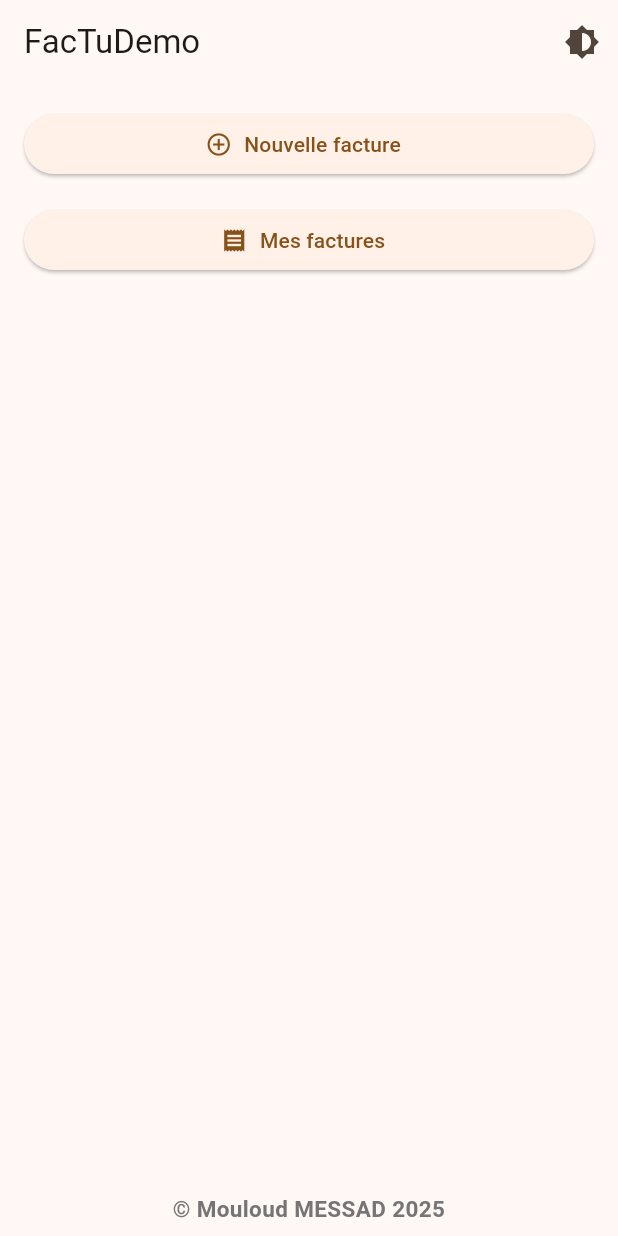
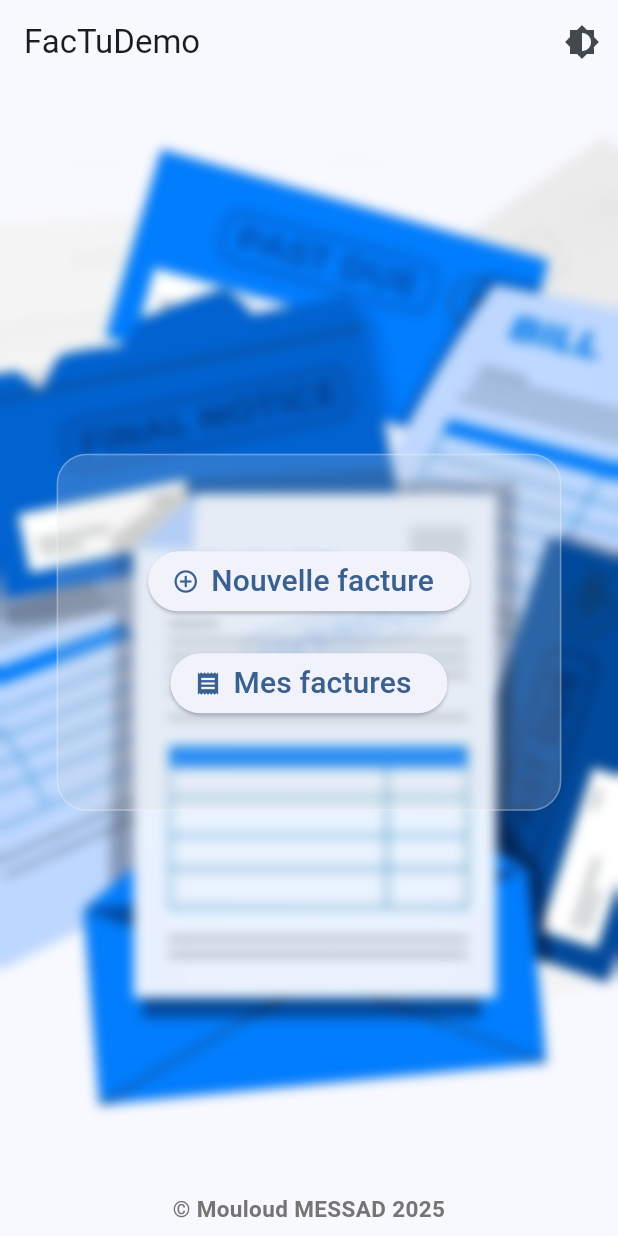
Before and after one commit to Mouloud-Msd/Gestionnaire-de-facture----Flutter, a Flutter app: the screen it shows after launch, on a phone screen of 412 x 824 dp. Run offline on Flutter 3.47's test engine with Material 3 defaults, Android fonts, the phone set to English and light mode, and no system bars; our stand-ins replace pdf, printing, sqflite; accounts and stored records are empty.

Commit message:
feature/amelioration de l'interface utilisateur

```diff
--- a/lib/main.dart
+++ b/lib/main.dart
@@ -1,3 +1,5 @@
+import 'dart:ui';
+
 import 'package:flutter/material.dart';
 import 'package:reewayyfacture/Utils/Utils.dart';
 import 'package:reewayyfacture/features/mes_factures/pages/MesFacturesPage.dart';
@@ -21,12 +23,12 @@ class MyApp extends StatelessWidget {
           title: 'FacTuDemo',
           theme: ThemeData(
             colorScheme: ColorScheme.fromSeed(
-                seedColor: Color.fromARGB(255, 180, 105, 7)),
+                seedColor: Color.fromARGB(255, 7, 102, 180)),
             useMaterial3: true,
           ),
           darkTheme: ThemeData.dark(),
           themeMode: mode,
-          home: const HomePage(), // ta page principale
+          home: const HomePage(),
         );
       },
     );
@@ -47,8 +49,31 @@ class HomePage extends StatelessWidget {
           },
         ),
       ]),
-      body: ListView(
-        padding: EdgeInsets.all(16),
+      body: Stack(
+        children: [
+          Positioned.fill(
+            child: Image.asset(
+              'assets/image/factures.jpg',
+              fit: BoxFit.cover,
+            ),
+          ),
+          Positioned.fill(
+            child: Center(
+              //child: ClipRRect(
+              //borderRadius: BorderRadius.circular(20),
+              child: BackdropFilter(
+                filter: ImageFilter.blur(sigmaX: 4, sigmaY: 4),
+                child: Container(
+                  padding: const EdgeInsets.all(60),
+                  margin:
+                      const EdgeInsets.symmetric(horizontal: 24, vertical: 48),
+                  decoration: BoxDecoration(
+                    color: Color.fromARGB(255, 211, 212, 212).withOpacity(0.2),
+                    borderRadius: BorderRadius.circular(20),
+                    border: Border.all(color: Colors.white30),
+                  ),
+                  child: Column(
+                    mainAxisSize: MainAxisSize.min,
                     children: [
                       ElevatedButton.icon(
                         onPressed: () {
@@ -57,24 +82,38 @@ class HomePage extends StatelessWidget {
                             MaterialPageRoute(builder: (_) => NewFacturePage()),
                           );
                         },
-            label: Text('Nouvelle facture'),
-            icon: (Icon(Icons.add_circle_outline)),
+                        label: const Text(
+                          'Nouvelle facture',
+                          style: TextStyle(fontSize: 20),
                         ),
-          SizedBox(height: 16),
+                        icon: const Icon(Icons.add_circle_outline),
+                      ),
+                      const SizedBox(height: 20),
                       ElevatedButton.icon(
                         onPressed: () {
                           Navigator.push(
                             context,
                             MaterialPageRoute(
-                      builder: (_) => MesFacturesPage(),
-                    ));
+                                builder: (_) => MesFacturesPage()),
+                          );
                         },
-              label: Text('Mes factures'),
-              icon: (Icon(Icons.receipt))),
+                        label: const Text(
+                          'Mes factures',
+                          style: TextStyle(fontSize: 20),
+                        ),
+                        icon: const Icon(Icons.receipt),
+                      ),
+                    ],
+                  ),
+                ),
+              ),
+              //),
+            ),
+          ),
         ],
       ),
       bottomNavigationBar: Container(
-        color: Colors.transparent, // ou couleur de fond si tu veux
+        color: Colors.transparent,
         padding: EdgeInsets.all(8),
         child: Text(
           '© Mouloud MESSAD 2025',
--- a/pubspec.yaml
+++ b/pubspec.yaml
@@ -65,6 +65,8 @@ flutter:
   # To add assets to your application, add an assets section, like this:
   assets:
     - assets/image/empty.jpg
+    - assets/image/facture.jpg
+    - assets/image/factures.jpg
 
   # An image asset can refer to one or more resolution-specific "variants", see
   # https://flutter.dev/assets-and-images/#resolution-aware
```
Also changed, not shown: assets/image/facture.jpg (added), assets/image/factures.jpg (added), flutter_01.png (added). Lines whose indentation alone changed are shown as unchanged.
